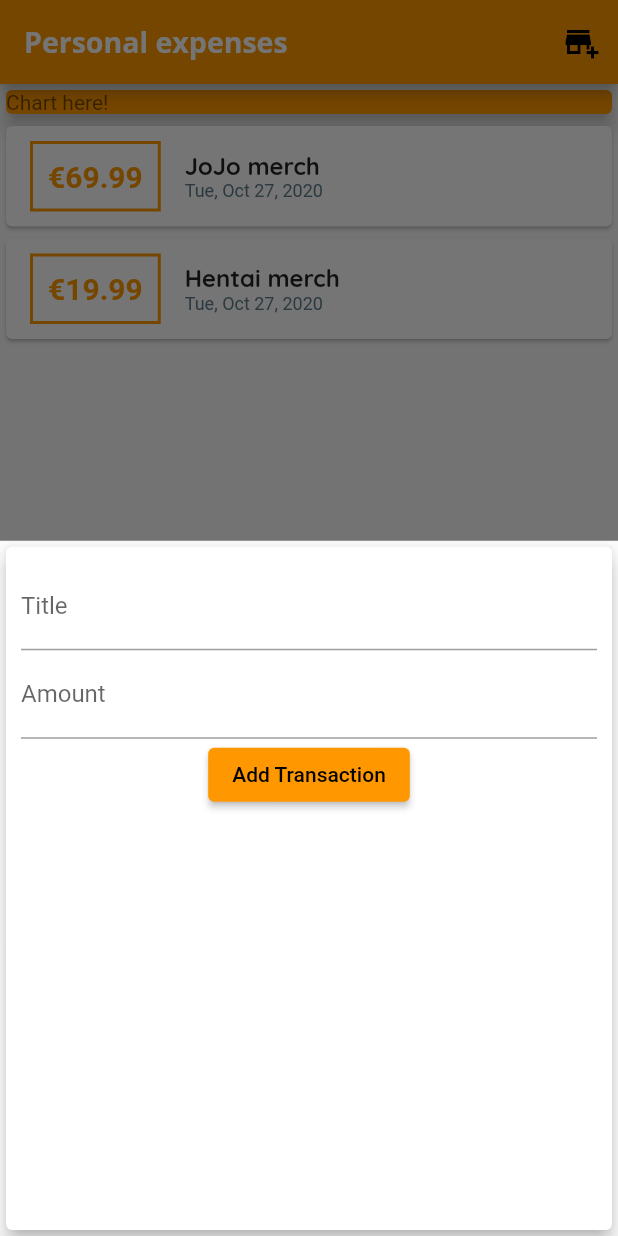
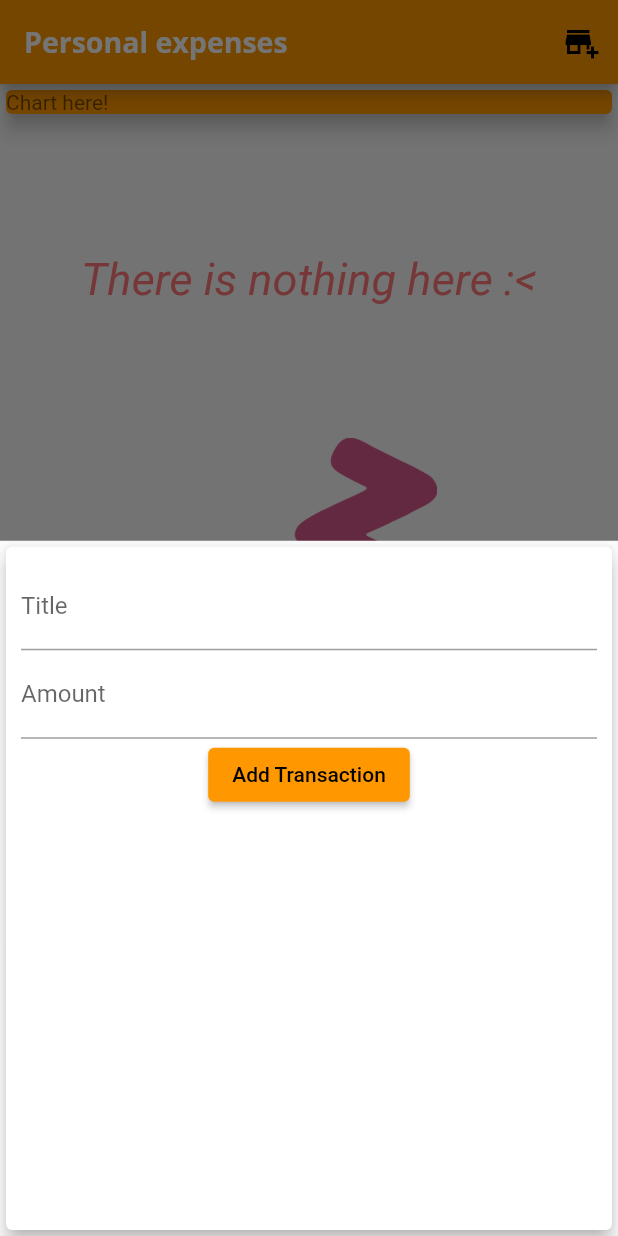
Before and after one commit to Labychu/personal-expenses, a Flutter app: the screen it shows after launch, after a tap on the "add business" icon, on a phone screen of 412 x 824 dp. Run offline on Flutter 3.47's test engine with Material 2 defaults, Android fonts, the phone set to English and light mode, and no system bars.

Commit message:
Add no-transaction screen

```diff
--- a/lib/main.dart
+++ b/lib/main.dart
@@ -47,12 +47,12 @@ class MyHomePage extends StatefulWidget {
 }
 
 class _MyHomePageState extends State<MyHomePage> {
-  final List<Transaction> _transactions = [
-    Transaction(
-        id: '1', title: 'JoJo merch', amount: 69.99, date: DateTime.now()),
-    Transaction(
-        id: '2', title: 'Hentai merch', amount: 19.99, date: DateTime.now()),
-  ];
+  final List<Transaction> _transactions = [];
+  //   Transaction(
+  //       id: '1', title: 'JoJo merch', amount: 69.99, date: DateTime.now()),
+  //   Transaction(
+  //       id: '2', title: 'Hentai merch', amount: 19.99, date: DateTime.now()),
+  // ];
 
   void _startAddingNewTransaction(ctx) {
     showModalBottomSheet(
--- a/lib/widgets/transaction_list.dart
+++ b/lib/widgets/transaction_list.dart
@@ -11,7 +11,29 @@ class TransactionList extends StatelessWidget {
   Widget build(BuildContext context) {
     return Container(
       height: 500,
-      child: ListView.builder(
+      child: (_transactions.isEmpty)
+          ? Column(
+              mainAxisAlignment: MainAxisAlignment.spaceEvenly,
+              children: <Widget>[
+                Text(
+                  "There is nothing here :<",
+                  textAlign: TextAlign.center,
+                  style: TextStyle(
+                    fontSize: 30,
+                    fontStyle: FontStyle.italic,
+                    color: Color(0xBBFF4848),
+                  ),
+                ),
+                Container(
+                  height: 200,
+                  child: Image.asset(
+                    'assets/images/waiting.png',
+                    fit: BoxFit.cover,
+                  ),
+                ),
+              ],
+            )
+          : ListView.builder(
               itemBuilder: (ctx, index) {
                 return Card(
                   child: Row(
@@ -45,7 +67,8 @@ class TransactionList extends StatelessWidget {
                             style: Theme.of(context).textTheme.headline6,
                           ),
                           Text(
-                      DateFormat.yMMMEd().format(_transactions[index].date),
+                            DateFormat.yMMMEd()
+                                .format(_transactions[index].date),
                             style: TextStyle(
                               fontSize: 12,
                               color: Colors.blueGrey,
--- a/pubspec.yaml
+++ b/pubspec.yaml
@@ -46,9 +46,8 @@ flutter:
   uses-material-design: true
 
   # To add assets to your application, add an assets section, like this:
-  # assets:
-  #   - images/a_dot_burr.jpeg
-  #   - images/a_dot_ham.jpeg
+  assets:
+    - assets/images/waiting.png
 
   # An image asset can refer to one or more resolution-specific "variants", see
   # https://flutter.dev/assets-and-images/#resolution-aware.
```
Also changed, not shown: assets/images/waiting.png (added), lib/widgets/chart.dart (added). Lines whose indentation alone changed are shown as unchanged.
